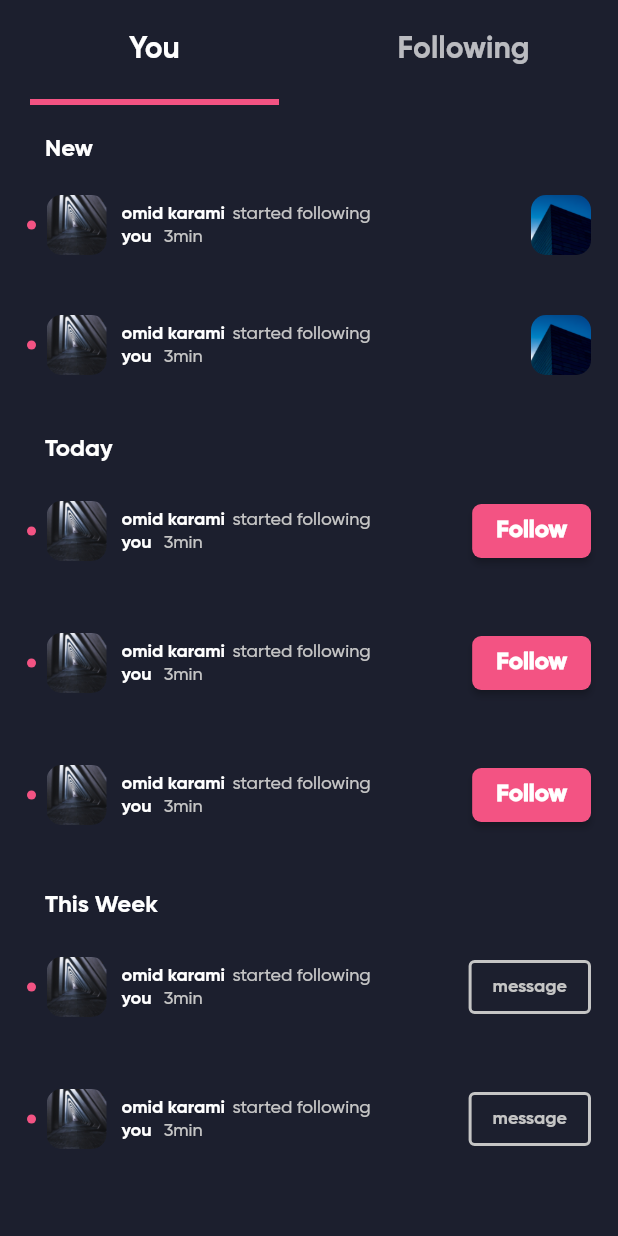
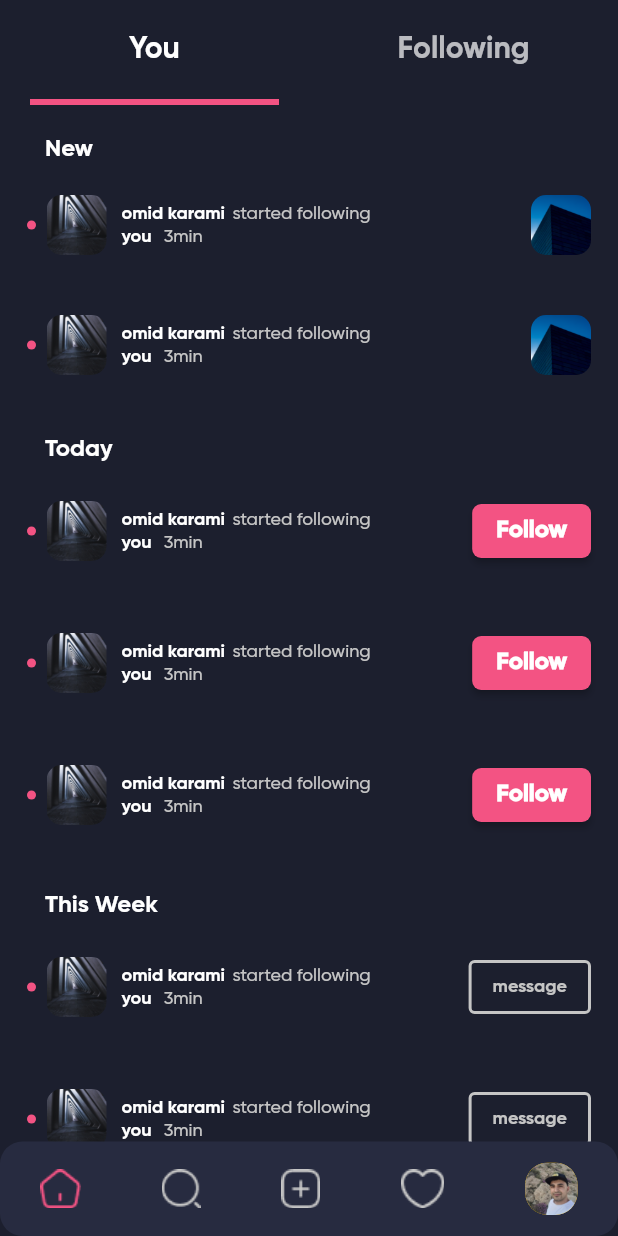
Before and after one commit to omidkarami77/Instagram, a Flutter app: the screen it shows after launch, on a phone screen of 412 x 824 dp. Run offline on Flutter 3.47's test engine with Material 2 defaults, Android fonts, the phone set to English and light mode, and no system bars; our stand-ins replace dotted_border.

Commit message:
change pic

```diff
--- a/lib/screens/activity_screen.dart
+++ b/lib/screens/activity_screen.dart
@@ -51,6 +51,33 @@ class _ActivityScreenState extends State<ActivityScreen>
           ),
         ],
       )),
+      bottomNavigationBar: Container(
+        height: 63,
+        width: 428,
+        decoration: BoxDecoration(
+          color: Color(0xff272B40),
+          borderRadius: const BorderRadius.only(
+              bottomRight: Radius.circular(15),
+              topRight: Radius.circular(15),
+              topLeft: Radius.circular(15),
+              bottomLeft: Radius.circular(15)),
+        ),
+        child: Row(mainAxisAlignment: MainAxisAlignment.spaceAround, children: [
+          Image.asset("images/icon_home.png"),
+          Image.asset("images/icon_search.png"),
+          Image.asset("images/icon_add.png"),
+          Image.asset("images/heart.png"),
+          ClipRRect(
+            borderRadius: BorderRadius.all(Radius.circular(15)),
+            child: Container(
+              height: 35,
+              width: 35,
+              color: Colors.amber,
+              child: Image.asset('images/omid.jpeg'),
+            ),
+          ),
+        ]),
+      ),
     );
   }
 
```
Also changed, not shown: activity_screen.png (added), like.png (deleted).
